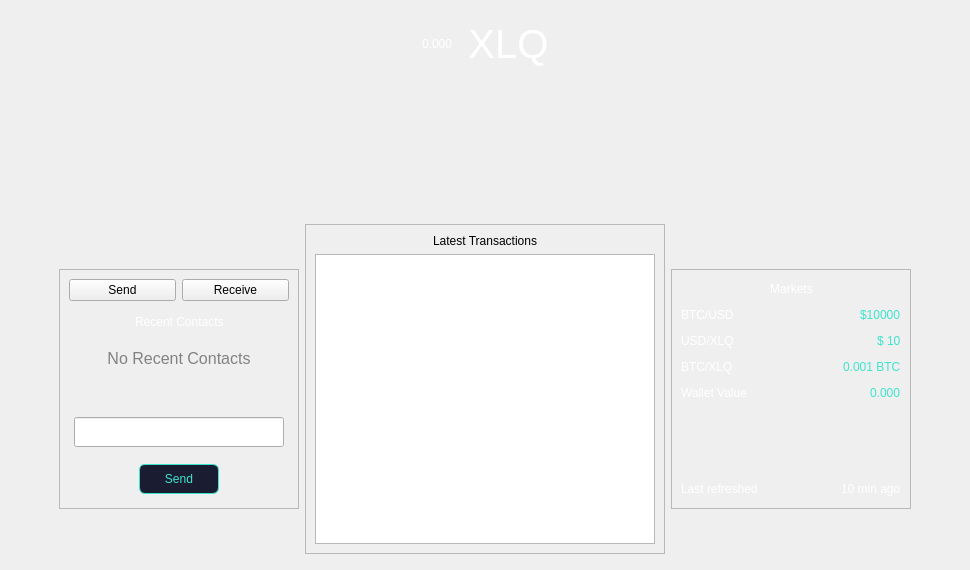
Above: src/qt/forms/dashboardwidget.ui from eons-finance/ALQO before the change. Below: the same form after it.
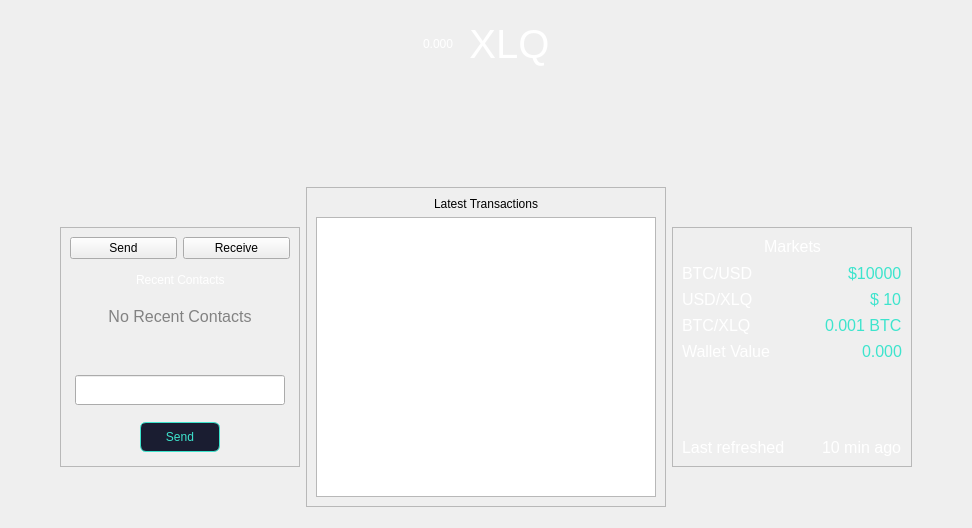
That is the form after the change. Custom widgets are drawn as their Qt base class.

The edit to the form file:
```diff
--- a/src/qt/forms/dashboardwidget.ui
+++ b/src/qt/forms/dashboardwidget.ui
@@ -6,8 +6,8 @@
    <rect>
     <x>0</x>
     <y>0</y>
-    <width>970</width>
-    <height>570</height>
+    <width>972</width>
+    <height>528</height>
    </rect>
   </property>
   <property name="sizePolicy">
@@ -115,9 +115,27 @@
       </layout>
      </item>
      <item>
+      <layout class="QVBoxLayout" name="verticalLayout_13">
+       <property name="bottomMargin">
+        <number>10</number>
+       </property>
+       <item>
+        <spacer name="verticalSpacer_12">
+         <property name="orientation">
+          <enum>Qt::Vertical</enum>
+         </property>
+         <property name="sizeHint" stdset="0">
+          <size>
+           <width>20</width>
+           <height>40</height>
+          </size>
+         </property>
+        </spacer>
+       </item>
+       <item>
       <layout class="QHBoxLayout" name="horizontalLayout">
        <property name="topMargin">
-        <number>100</number>
+          <number>0</number>
        </property>
        <item>
         <spacer name="horizontalSpacer_2">
@@ -760,7 +778,8 @@
             </size>
            </property>
            <property name="styleSheet">
-            <string notr="true">color:white;</string>
+              <string notr="true">color:white;
+font-size: 16px;</string>
            </property>
            <property name="frameShape">
             <enum>QFrame::StyledPanel</enum>
@@ -1044,6 +1063,8 @@
           </size>
          </property>
         </spacer>
+         </item>
+        </layout>
        </item>
       </layout>
      </item>
```
Lines whose indentation alone changed are shown as unchanged.
